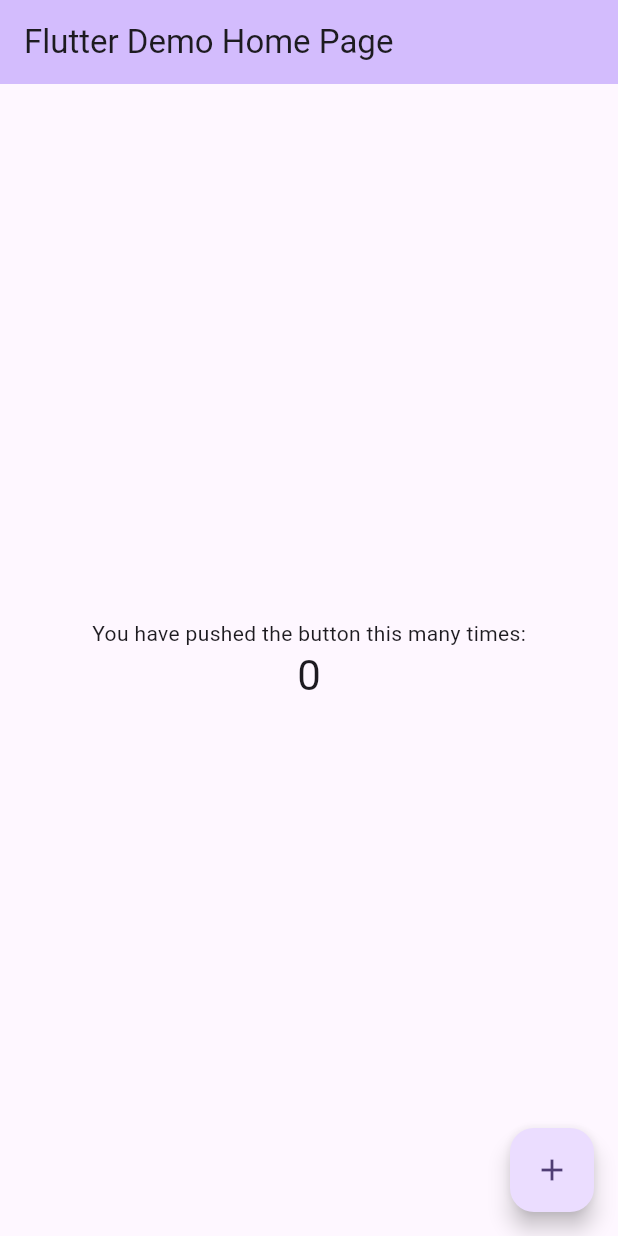
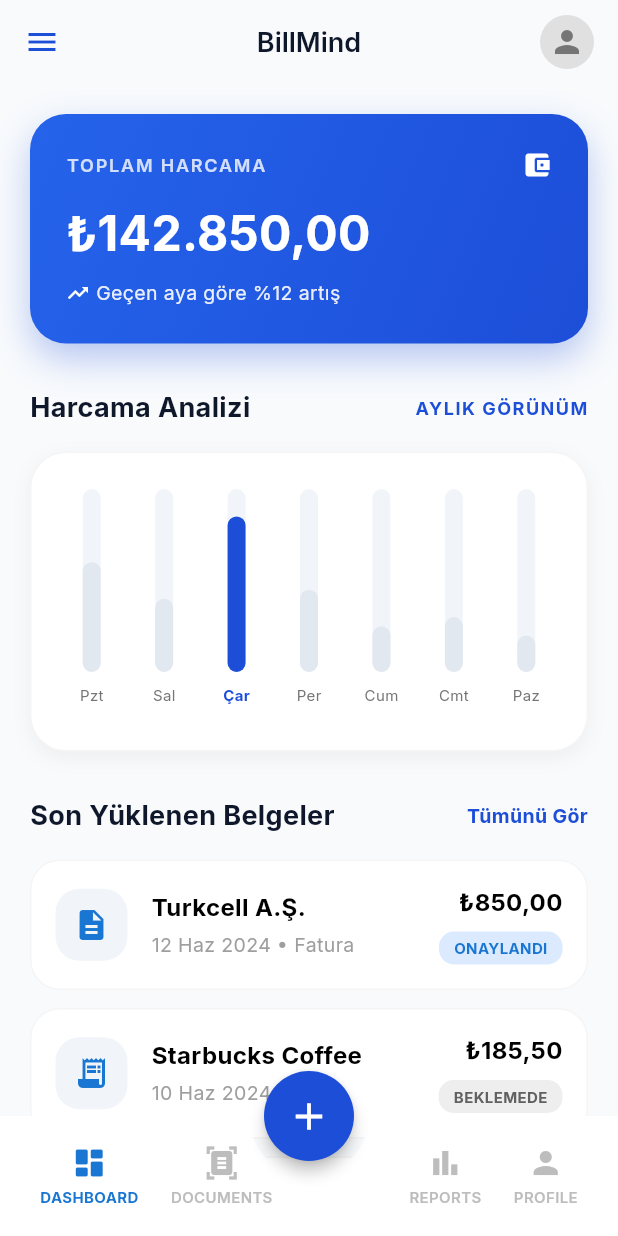
Before and after one commit to Serifgogebakan/Fatura-ve-Belge-Analiz-Sistemi, a Flutter app: the screen it shows after launch, on a phone screen of 412 x 824 dp. Run offline on Flutter 3.47's test engine with Material 3 defaults, Android fonts, the phone set to English and light mode, and no system bars; drawn by our look-alikes of fl_chart; our stand-ins replace google_fonts.

Commit message:
feat(mobile): Flutter uygulamasi olusturulmasi ve ana sayfa tasarimi

```diff
--- /dev/null
+++ b/mobile/lib/home_page.dart
@@ -0,0 +1,462 @@
+import 'package:flutter/material.dart';
+import 'package:fl_chart/fl_chart.dart';
+
+class HomePage extends StatefulWidget {
+  const HomePage({super.key});
+
+  @override
+  State<HomePage> createState() => _HomePageState();
+}
+
+class _HomePageState extends State<HomePage> {
+  int _currentIndex = 0;
+
+  @override
+  Widget build(BuildContext context) {
+    final isDark = Theme.of(context).brightness == Brightness.dark;
+    final primaryColor = isDark ? const Color(0xFF3B82F6) : const Color(0xFF1D4ED8);
+    final cardColor = Theme.of(context).cardColor;
+    final textColor = Theme.of(context).colorScheme.onSurface;
+
+    // Sayfaların Listesi
+    final List<Widget> pages = [
+      _buildDashboard(isDark, primaryColor, cardColor, textColor),
+      Center(child: Text("DOCUMENTS SAYFASI", style: TextStyle(fontSize: 24, fontWeight: FontWeight.bold, color: textColor))),
+      Center(child: Text("REPORTS SAYFASI", style: TextStyle(fontSize: 24, fontWeight: FontWeight.bold, color: textColor))),
+      Center(child: Text("PROFILE SAYFASI", style: TextStyle(fontSize: 24, fontWeight: FontWeight.bold, color: textColor))),
+    ];
+
+    return Scaffold(
+      extendBody: true, // Bu ayar BottomAppBar'ın kavisinin tam oturmasını sağlar
+      appBar: AppBar(
+        backgroundColor: Colors.transparent,
+        elevation: 0,
+        centerTitle: true,
+        leading: IconButton(
+          icon: Icon(Icons.menu, color: primaryColor),
+          onPressed: () {},
+        ),
+        title: Text(
+          'BillMind',
+          style: TextStyle(color: textColor, fontWeight: FontWeight.w600, fontSize: 18),
+        ),
+        actions: [
+          Padding(
+            padding: const EdgeInsets.only(right: 16.0),
+            child: CircleAvatar(
+              radius: 18,
+              backgroundColor: isDark ? Colors.grey.shade800 : Colors.grey.shade300,
+              child: Icon(Icons.person, color: isDark ? Colors.grey.shade400 : Colors.grey.shade600),
+            ),
+          ),
+        ],
+      ),
+      body: pages[_currentIndex],
+      floatingActionButtonLocation: FloatingActionButtonLocation.centerDocked,
+      floatingActionButton: SizedBox(
+        height: 60,
+        width: 60,
+        child: FloatingActionButton(
+          onPressed: () {
+            // Belge Yükleme sayfasına git
+            Navigator.push(
+              context,
+              MaterialPageRoute(builder: (context) => Scaffold(
+                appBar: AppBar(title: const Text("Dosya Yükle")),
+                body: const Center(child: Text("DOSYA EKLEME SAYFASI", style: TextStyle(fontSize: 24))),
+              )),
+            );
+          },
+          backgroundColor: primaryColor,
+          elevation: 4,
+          shape: RoundedRectangleBorder(borderRadius: BorderRadius.circular(30)),
+          child: const Icon(Icons.add, color: Colors.white, size: 30),
+        ),
+      ),
+      bottomNavigationBar: BottomAppBar(
+        shape: const CircularNotchedRectangle(),
+        notchMargin: 10,
+        color: cardColor,
+        elevation: 10,
+        child: SizedBox(
+          height: 65,
+          child: Row(
+            mainAxisAlignment: MainAxisAlignment.spaceAround,
+            children: [
+              _buildNavItem(Icons.dashboard_rounded, 'DASHBOARD', 0, isDark),
+              _buildNavItem(Icons.document_scanner, 'DOCUMENTS', 1, isDark),
+              const SizedBox(width: 48), // Orta UPLOAD butonu için yer açıyoruz
+              _buildNavItem(Icons.bar_chart, 'REPORTS', 2, isDark),
+              _buildNavItem(Icons.person, 'PROFILE', 3, isDark),
+            ],
+          ),
+        ),
+      ),
+    );
+  }
+
+  // Dashboard Görünümü
+  Widget _buildDashboard(bool isDark, Color primaryColor, Color cardColor, Color textColor) {
+    return SingleChildScrollView(
+      padding: const EdgeInsets.all(20.0),
+      child: Column(
+        crossAxisAlignment: CrossAxisAlignment.start,
+        children: [
+          // TOPLAM HARCAMA KARTI
+          Container(
+            width: double.infinity,
+            padding: const EdgeInsets.all(24.0),
+            decoration: BoxDecoration(
+              gradient: LinearGradient(
+                colors: isDark
+                  ? [const Color(0xFF3B82F6), const Color(0xFF1E3A8A)]
+                  : [const Color(0xFF2563EB), const Color(0xFF1D4ED8)],
+                begin: Alignment.topLeft,
+                end: Alignment.bottomRight,
+              ),
+              borderRadius: BorderRadius.circular(24.0),
+              boxShadow: [
+                BoxShadow(
+                  color: primaryColor.withOpacity(0.3),
+                  blurRadius: 20,
+                  offset: const Offset(0, 10),
+                )
+              ]
+            ),
+            child: Column(
+              crossAxisAlignment: CrossAxisAlignment.start,
+              children: [
+                Row(
+                  mainAxisAlignment: MainAxisAlignment.spaceBetween,
+                  children: [
+                    Text(
+                      'TOPLAM HARCAMA',
+                      style: TextStyle(
+                        color: Colors.white.withOpacity(0.8),
+                        fontSize: 12,
+                        fontWeight: FontWeight.w600,
+                        letterSpacing: 1.2,
+                      ),
+                    ),
+                    const Icon(Icons.account_balance_wallet, color: Colors.white, size: 20),
+                  ],
+                ),
+                const SizedBox(height: 12),
+                const Text(
+                  '₺142.850,00',
+                  style: TextStyle(
+                    color: Colors.white,
+                    fontSize: 32,
+                    fontWeight: FontWeight.bold,
+                  ),
+                ),
+                const SizedBox(height: 8),
+                Row(
+                  children: [
+                    const Icon(Icons.trending_up, color: Colors.white, size: 16),
+                    const SizedBox(width: 4),
+                    Text(
+                      'Geçen aya göre %12 artış',
+                      style: TextStyle(
+                        color: Colors.white.withOpacity(0.9),
+                        fontSize: 13,
+                      ),
+                    ),
+                  ],
+                ),
+              ],
+            ),
+          ),
+          const SizedBox(height: 30),
+
+          // HARCAMA ANALİZİ BAŞLIĞI
+          Row(
+            mainAxisAlignment: MainAxisAlignment.spaceBetween,
+            children: [
+              Text(
+                'Harcama Analizi',
+                style: TextStyle(
+                  fontSize: 18,
+                  fontWeight: FontWeight.bold,
+                  color: textColor,
+                ),
+              ),
+              Text(
+                'AYLIK GÖRÜNÜM',
+                style: TextStyle(
+                  fontSize: 12,
+                  fontWeight: FontWeight.bold,
+                  color: primaryColor,
+                  letterSpacing: 1.0,
+                ),
+              ),
+            ],
+          ),
+          const SizedBox(height: 16),
+
+          // CHART KARTI
+          Container(
+            height: 200,
+            padding: const EdgeInsets.symmetric(horizontal: 16, vertical: 24),
+            decoration: BoxDecoration(
+              color: cardColor,
+              borderRadius: BorderRadius.circular(24),
+              border: Border.all(color: isDark ? const Color(0xFF1E293B) : Colors.grey.shade100),
+              boxShadow: [
+                if (!isDark)
+                  BoxShadow(color: Colors.grey.shade200, blurRadius: 10, offset: const Offset(0, 4)),
+              ]
+            ),
+            child: BarChart(
+              BarChartData(
+                alignment: BarChartAlignment.spaceAround,
+                maxY: 100,
+                barTouchData: BarTouchData(enabled: false),
+                titlesData: FlTitlesData(
+                  show: true,
+                  bottomTitles: AxisTitles(
+                    sideTitles: SideTitles(
+                      showTitles: true,
+                      getTitlesWidget: (value, meta) {
+                        const days = ['Pzt', 'Sal', 'Çar', 'Per', 'Cum', 'Cmt', 'Paz'];
+                        return Padding(
+                          padding: const EdgeInsets.only(top: 8.0),
+                          child: Text(
+                            days[value.toInt()],
+                            style: TextStyle(
+                              color: value.toInt() == 2 ? primaryColor : (isDark ? Colors.grey.shade400 : Colors.grey.shade600),
+                              fontSize: 10,
+                              fontWeight: value.toInt() == 2 ? FontWeight.bold : FontWeight.normal,
+                            ),
+                          ),
+                        );
+                      },
+                      reservedSize: 28,
+                    ),
+                  ),
+                  leftTitles: AxisTitles(sideTitles: SideTitles(showTitles: false)),
+                  topTitles: AxisTitles(sideTitles: SideTitles(showTitles: false)),
+                  rightTitles: AxisTitles(sideTitles: SideTitles(showTitles: false)),
+                ),
+                gridData: FlGridData(show: false),
+                borderData: FlBorderData(show: false),
+                barGroups: [
+                  _buildBar(0, 60, isDark, primaryColor, false),
+                  _buildBar(1, 40, isDark, primaryColor, false),
+                  _buildBar(2, 85, isDark, primaryColor, true),
+                  _buildBar(3, 45, isDark, primaryColor, false),
+                  _buildBar(4, 25, isDark, primaryColor, false),
+                  _buildBar(5, 30, isDark, primaryColor, false),
+                  _buildBar(6, 20, isDark, primaryColor, false),
+                ],
+              ),
+            ),
+          ),
+          const SizedBox(height: 30),
+
+          // SON YÜKLENEN BELGELER
+          Row(
+            mainAxisAlignment: MainAxisAlignment.spaceBetween,
+            children: [
+              Text(
+                'Son Yüklenen Belgeler',
+                style: TextStyle(
+                  fontSize: 18,
+                  fontWeight: FontWeight.bold,
+                  color: textColor,
+                ),
+              ),
+              Text(
+                'Tümünü Gör',
+                style: TextStyle(
+                  fontSize: 13,
+                  fontWeight: FontWeight.bold,
+                  color: primaryColor,
+                ),
+              ),
+            ],
+          ),
+          const SizedBox(height: 16),
+
+          // LİSTE ELEMANLARI
+          _buildDocumentItem(
+            title: 'Turkcell A.Ş.',
+            subtitle: '12 Haz 2024 • Fatura',
+            amount: '₺850,00',
+            status: 'ONAYLANDI',
+            icon: Icons.description,
+            isDark: isDark,
+            cardColor: cardColor,
+          ),
+          _buildDocumentItem(
+            title: 'Starbucks Coffee',
+            subtitle: '10 Haz 2024 • Fiş',
+            amount: '₺185,50',
+            status: 'BEKLEMEDE',
+            icon: Icons.receipt_long,
+            isDark: isDark,
+            cardColor: cardColor,
+            isPending: true,
+          ),
+          _buildDocumentItem(
+            title: 'Amazon Turkey',
+            subtitle: '08 Haz 2024 • Sipariş',
+            amount: '₺2.450,00',
+            status: 'ONAYLANDI',
+            icon: Icons.shopping_bag,
+            isDark: isDark,
+            cardColor: cardColor,
+          ),
+
+          const SizedBox(height: 100), // En alt öğenin menü altında kalmaması için
+        ],
+      ),
+    );
+  }
+
+  Widget _buildNavItem(IconData icon, String label, int index, bool isDark) {
+    bool isSelected = _currentIndex == index;
+    final color = isSelected
+        ? (isDark ? Colors.blue.shade400 : Colors.blue.shade700)
+        : (isDark ? Colors.grey.shade600 : Colors.grey.shade400);
+
+    return InkWell(
+      onTap: () {
+        setState(() {
+          _currentIndex = index;
+        });
+      },
+      child: Column(
+        mainAxisSize: MainAxisSize.min,
+        mainAxisAlignment: MainAxisAlignment.center,
+        children: [
+          Icon(icon, color: color, size: 24),
+          const SizedBox(height: 4),
+          Text(
+            label,
+            style: TextStyle(
+              color: color,
+              fontSize: 10,
+              fontWeight: isSelected ? FontWeight.bold : FontWeight.w600,
+            ),
+          ),
+        ],
+      ),
+    );
+  }
+
+  BarChartGroupData _buildBar(int x, double y, bool isDark, Color primaryColor, bool isSelected) {
+    return BarChartGroupData(
+      x: x,
+      barRods: [
+        BarChartRodData(
+          toY: y,
+          color: isSelected
+              ? primaryColor
+              : (isDark ? const Color(0xFF334155) : const Color(0xFFE2E8F0)),
+          width: 12,
+          backDrawRodData: BackgroundBarChartRodData(
+            show: true,
+            toY: 100,
+            color: isDark ? const Color(0xFF1E293B) : const Color(0xFFF1F5F9),
+          ),
+          borderRadius: BorderRadius.circular(6),
+        ),
+      ],
+    );
+  }
+
+  Widget _buildDocumentItem({
+    required String title,
+    required String subtitle,
+    required String amount,
+    required String status,
+    required IconData icon,
+    required bool isDark,
+    required Color cardColor,
+    bool isPending = false,
+  }) {
+    return Container(
+      margin: const EdgeInsets.only(bottom: 12),
+      padding: const EdgeInsets.all(16),
+      decoration: BoxDecoration(
+        color: cardColor,
+        borderRadius: BorderRadius.circular(20),
+        border: Border.all(color: isDark ? const Color(0xFF1E293B) : Colors.grey.shade100),
+      ),
+      child: Row(
+        children: [
+          Container(
+            padding: const EdgeInsets.all(12),
+            decoration: BoxDecoration(
+              color: isDark ? const Color(0xFF1E293B) : const Color(0xFFF1F5F9),
+              borderRadius: BorderRadius.circular(16),
+            ),
+            child: Icon(
+              icon,
+              color: isDark ? Colors.blue.shade400 : Colors.blue.shade700,
+              size: 24,
+            ),
+          ),
+          const SizedBox(width: 16),
+          Expanded(
+            child: Column(
+              crossAxisAlignment: CrossAxisAlignment.start,
+              children: [
+                Text(
+                  title,
+                  style: TextStyle(
+                    fontSize: 16,
+                    fontWeight: FontWeight.bold,
+                    color: isDark ? Colors.white : Colors.black,
+                  ),
+                ),
+                const SizedBox(height: 4),
+                Text(
+                  subtitle,
+                  style: TextStyle(
+                    fontSize: 13,
+                    color: Colors.grey.shade500,
+                  ),
+                ),
+              ],
+            ),
+          ),
+          Column(
+            crossAxisAlignment: CrossAxisAlignment.end,
+            children: [
+              Text(
+                amount,
+                style: TextStyle(
+                  fontSize: 16,
+                  fontWeight: FontWeight.bold,
+                  color: isDark ? Colors.white : Colors.black,
+                ),
+              ),
+              const SizedBox(height: 8),
+              Container(
+                padding: const EdgeInsets.symmetric(horizontal: 10, vertical: 4),
+                decoration: BoxDecoration(
+                  color: isPending
+                      ? (isDark ? Colors.grey.shade800 : Colors.grey.shade200)
+                      : (isDark ? const Color(0xFF1E3A8A) : const Color(0xFFDBEAFE)),
+                  borderRadius: BorderRadius.circular(10),
+                ),
+                child: Text(
+                  status,
+                  style: TextStyle(
+                    fontSize: 10,
+                    fontWeight: FontWeight.bold,
+                    color: isPending
+                        ? (isDark ? Colors.grey.shade300 : Colors.grey.shade700)
+                        : (isDark ? Colors.blue.shade300 : Colors.blue.shade700),
+                  ),
+                ),
+              ),
+            ],
+          ),
+        ],
+      ),
+    );
+  }
+}
--- a/mobile/lib/main.dart
+++ b/mobile/lib/main.dart
@@ -1,4 +1,6 @@
 import 'package:flutter/material.dart';
+import 'package:google_fonts/google_fonts.dart';
+import 'home_page.dart';
 
 void main() {
   runApp(const MyApp());
@@ -7,116 +9,37 @@ void main() {
 class MyApp extends StatelessWidget {
   const MyApp({super.key});
 
-  // This widget is the root of your application.
   @override
   Widget build(BuildContext context) {
     return MaterialApp(
-      title: 'Flutter Demo',
+      title: 'BillMind',
+      debugShowCheckedModeBanner: false,
+      themeMode: ThemeMode.system, // Cihazın temasına göre otomatik
       theme: ThemeData(
-        // This is the theme of your application.
-        //
-        // TRY THIS: Try running your application with "flutter run". You'll see
-        // the application has a purple toolbar. Then, without quitting the app,
-        // try changing the seedColor in the colorScheme below to Colors.green
-        // and then invoke "hot reload" (save your changes or press the "hot
-        // reload" button in a Flutter-supported IDE, or press "r" if you used
-        // the command line to start the app).
-        //
-        // Notice that the counter didn't reset back to zero; the application
-        // state is not lost during the reload. To reset the state, use hot
-        // restart instead.
-        //
-        // This works for code too, not just values: Most code changes can be
-        // tested with just a hot reload.
-        colorScheme: .fromSeed(seedColor: Colors.deepPurple),
+        brightness: Brightness.light,
+        scaffoldBackgroundColor: const Color(0xFFF8FAFC),
+        primaryColor: const Color(0xFF1D4ED8),
+        cardColor: Colors.white,
+        textTheme: GoogleFonts.interTextTheme(Theme.of(context).textTheme),
+        colorScheme: const ColorScheme.light(
+          primary: Color(0xFF1D4ED8),
+          surface: Colors.white,
+          onSurface: Color(0xFF0F172A),
+        ),
       ),
-      home: const MyHomePage(title: 'Flutter Demo Home Page'),
+      darkTheme: ThemeData(
+        brightness: Brightness.dark,
+        scaffoldBackgroundColor: const Color(0xFF0B1121),
+        primaryColor: const Color(0xFF3B82F6),
+        cardColor: const Color(0xFF151C2C),
+        textTheme: GoogleFonts.interTextTheme(ThemeData.dark().textTheme),
+        colorScheme: const ColorScheme.dark(
+          primary: Color(0xFF3B82F6),
+          surface: Color(0xFF151C2C),
+          onSurface: Color(0xFFF1F5F9),
+        ),
+      ),
+      home: const HomePage(),
     );
   }
 }
-
-class MyHomePage extends StatefulWidget {
-  const MyHomePage({super.key, required this.title});
-
-  // This widget is the home page of your application. It is stateful, meaning
-  // that it has a State object (defined below) that contains fields that affect
-  // how it looks.
-
-  // This class is the configuration for the state. It holds the values (in this
-  // case the title) provided by the parent (in this case the App widget) and
-  // used by the build method of the State. Fields in a Widget subclass are
-  // always marked "final".
-
-  final String title;
-
-  @override
-  State<MyHomePage> createState() => _MyHomePageState();
-}
-
-class _MyHomePageState extends State<MyHomePage> {
-  int _counter = 0;
-
-  void _incrementCounter() {
-    setState(() {
-      // This call to setState tells the Flutter framework that something has
-      // changed in this State, which causes it to rerun the build method below
-      // so that the display can reflect the updated values. If we changed
-      // _counter without calling setState(), then the build method would not be
-      // called again, and so nothing would appear to happen.
-      _counter++;
-    });
-  }
-
-  @override
-  Widget build(BuildContext context) {
-    // This method is rerun every time setState is called, for instance as done
-    // by the _incrementCounter method above.
-    //
-    // The Flutter framework has been optimized to make rerunning build methods
-    // fast, so that you can just rebuild anything that needs updating rather
-    // than having to individually change instances of widgets.
-    return Scaffold(
-      appBar: AppBar(
-        // TRY THIS: Try changing the color here to a specific color (to
-        // Colors.amber, perhaps?) and trigger a hot reload to see the AppBar
-        // change color while the other colors stay the same.
-        backgroundColor: Theme.of(context).colorScheme.inversePrimary,
-        // Here we take the value from the MyHomePage object that was created by
-        // the App.build method, and use it to set our appbar title.
-        title: Text(widget.title),
-      ),
-      body: Center(
-        // Center is a layout widget. It takes a single child and positions it
-        // in the middle of the parent.
-        child: Column(
-          // Column is also a layout widget. It takes a list of children and
-          // arranges them vertically. By default, it sizes itself to fit its
-          // children horizontally, and tries to be as tall as its parent.
-          //
-          // Column has various properties to control how it sizes itself and
-          // how it positions its children. Here we use mainAxisAlignment to
-          // center the children vertically; the main axis here is the vertical
-          // axis because Columns are vertical (the cross axis would be
-          // horizontal).
-          //
-          // TRY THIS: Invoke "debug painting" (choose the "Toggle Debug Paint"
-          // action in the IDE, or press "p" in the console), to see the
-          // wireframe for each widget.
-          mainAxisAlignment: .center,
-          children: [
-            const Text('You have pushed the button this many times:'),
-            Text(
-              '$_counter',
-              style: Theme.of(context).textTheme.headlineMedium,
-            ),
-          ],
-        ),
-      ),
-      floatingActionButton: FloatingActionButton(
-        onPressed: _incrementCounter,
-        tooltip: 'Increment',
-        child: const Icon(Icons.add),
-      ),
-    );
-  }
-}
--- a/mobile/pubspec.yaml
+++ b/mobile/pubspec.yaml
@@ -34,6 +34,8 @@ dependencies:
   # The following adds the Cupertino Icons font to your application.
   # Use with the CupertinoIcons class for iOS style icons.
   cupertino_icons: ^1.0.8
+  google_fonts: ^8.0.2
+  fl_chart: ^1.2.0
 
 dev_dependencies:
   flutter_test:
```
Also changed, not shown: mobile/pubspec.lock, 2 other files.
